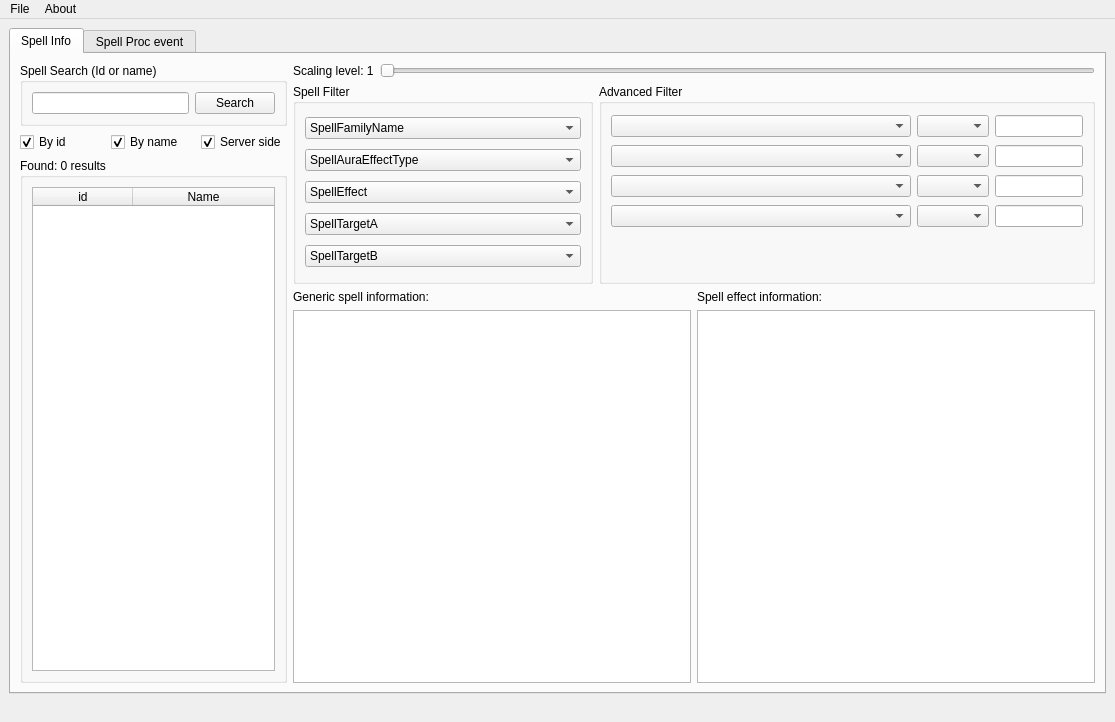
Before: the Qt Designer form src/Forms/mainwindow.ui in sanctum32/QWoWSpellWork, drawn with Qt 5.
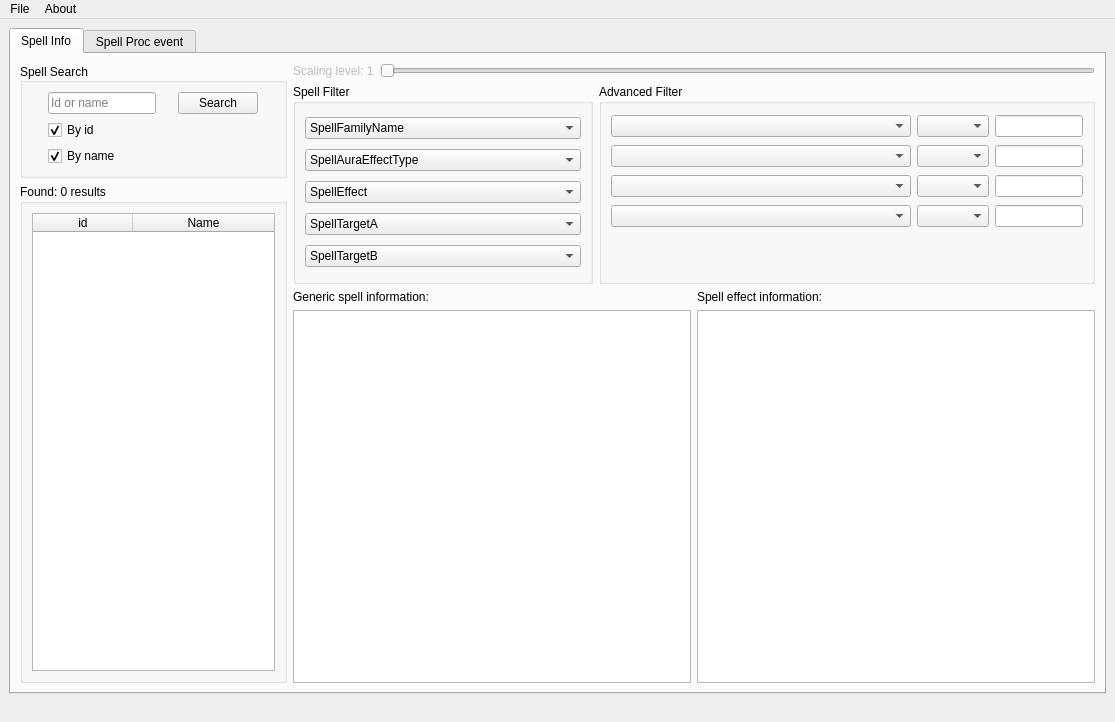
After: the same form once the commit is applied. Icons and pictures are not drawn.

Commit message: Minor UI style adjustments

Diff of the .ui file:
```diff
--- a/src/Forms/mainwindow.ui
+++ b/src/Forms/mainwindow.ui
@@ -102,7 +102,7 @@
              <bool>true</bool>
             </property>
             <property name="sizePolicy">
-             <sizepolicy hsizetype="Minimum" vsizetype="Minimum">
+             <sizepolicy hsizetype="MinimumExpanding" vsizetype="Minimum">
               <horstretch>0</horstretch>
               <verstretch>0</verstretch>
              </sizepolicy>
@@ -110,32 +110,52 @@
             <property name="maximumSize">
              <size>
               <width>309</width>
-              <height>103</height>
+              <height>16777215</height>
              </size>
             </property>
             <property name="title">
-             <string>Spell Search (Id or name)</string>
+             <string>Spell Search</string>
+            </property>
+            <property name="alignment">
+             <set>Qt::AlignmentFlag::AlignLeading|Qt::AlignmentFlag::AlignLeft|Qt::AlignmentFlag::AlignVCenter</set>
             </property>
             <layout class="QGridLayout" name="gridLayout_2">
              <item row="0" column="1">
               <widget class="QPushButton" name="searchBtn">
+               <property name="sizePolicy">
+                <sizepolicy hsizetype="Maximum" vsizetype="Maximum">
+                 <horstretch>0</horstretch>
+                 <verstretch>0</verstretch>
+                </sizepolicy>
+               </property>
                <property name="text">
                 <string>Search</string>
                </property>
               </widget>
              </item>
              <item row="0" column="0">
-              <widget class="QLineEdit" name="spellIdNameInput"/>
-             </item>
-            </layout>
-           </widget>
-          </item>
-          <item>
-           <layout class="QHBoxLayout" name="searchOptions">
-            <property name="rightMargin">
-             <number>0</number>
-            </property>
-            <item>
+              <widget class="QLineEdit" name="spellIdNameInput">
+               <property name="sizePolicy">
+                <sizepolicy hsizetype="Maximum" vsizetype="Maximum">
+                 <horstretch>0</horstretch>
+                 <verstretch>0</verstretch>
+                </sizepolicy>
+               </property>
+               <property name="whatsThis">
+                <string/>
+               </property>
+               <property name="inputMethodHints">
+                <set>Qt::InputMethodHint::ImhNone</set>
+               </property>
+               <property name="text">
+                <string/>
+               </property>
+               <property name="placeholderText">
+                <string>Id or name</string>
+               </property>
+              </widget>
+             </item>
+             <item row="1" column="0">
              <widget class="QCheckBox" name="searchByIdCheckBox">
               <property name="text">
                <string>By id</string>
@@ -145,7 +165,7 @@
               </property>
              </widget>
             </item>
-            <item>
+             <item row="2" column="0">
              <widget class="QCheckBox" name="seearchByNameCheckBox">
               <property name="text">
                <string>By name</string>
@@ -155,17 +175,8 @@
               </property>
              </widget>
             </item>
-            <item>
-             <widget class="QCheckBox" name="serverSideCheckBox">
-              <property name="text">
-               <string>Server side</string>
-              </property>
-              <property name="checked">
-               <bool>true</bool>
-              </property>
-             </widget>
-            </item>
-           </layout>
+            </layout>
+           </widget>
           </item>
           <item>
            <widget class="QGroupBox" name="ResultsGroup">
@@ -234,6 +245,9 @@
             </property>
             <item>
              <widget class="QLabel" name="levelScalingText">
+              <property name="enabled">
+               <bool>false</bool>
+              </property>
               <property name="text">
                <string>Scaling level: 1</string>
               </property>
```
Left out of the diff: 21 changed lines with no effect on the pictures. Lines whose indentation alone changed are shown as unchanged. The commit also changes 1 other file.
